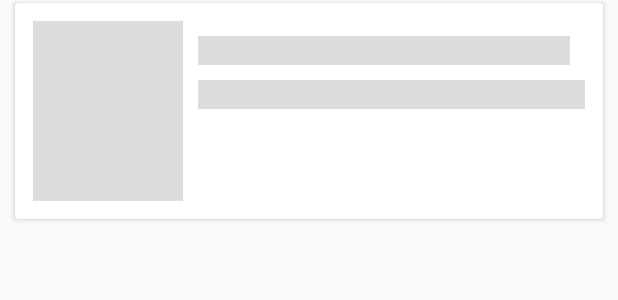
After one commit to ashok-b/OMDB-Android, an Android app: the layout shimmer_placeholder_layout.xml on its own in the app's theme, with its tools: preview values and no code run, on a phone screen of 412 x 824 dp. The commit adds this screen. Shown: the top 300 px of the screen. Run offline under Robolectric (Android 15) with nearby library versions, the phone set to English and light mode, and no system bars; network calls fail.

Commit message:
add shimmer loading animation

```diff
--- a/app/build.gradle
+++ b/app/build.gradle
@@ -84,6 +84,11 @@ dependencies {
     def interceptor = '4.3.1'
     implementation "com.squareup.okhttp3:logging-interceptor:$interceptor"
 
+    //shimmer
+    def shimmer = '0.5.0'
+    implementation "com.facebook.shimmer:shimmer:$shimmer"
+
+
     testImplementation 'junit:junit:4.13'
     androidTestImplementation 'androidx.test.ext:junit:1.1.1'
     androidTestImplementation 'androidx.test.espresso:espresso-core:3.2.0'
--- /dev/null
+++ b/app/src/main/res/layout/shimmer_placeholder_layout.xml
@@ -0,0 +1,52 @@
+<?xml version="1.0" encoding="utf-8"?>
+<androidx.cardview.widget.CardView xmlns:android="http://schemas.android.com/apk/res/android"
+    xmlns:app="http://schemas.android.com/apk/res-auto"
+    android:layout_width="match_parent"
+    android:background="@android:color/white"
+    android:layout_marginStart="@dimen/_10_dp"
+    android:layout_marginEnd="@dimen/_10_dp"
+    android:layout_marginTop="@dimen/_2_dp"
+    android:layout_marginBottom="@dimen/_2_dp"
+    android:layout_height="wrap_content">
+
+    <androidx.constraintlayout.widget.ConstraintLayout
+        android:layout_width="match_parent"
+        android:layout_height="wrap_content"
+        android:padding="@dimen/_6_dp"
+        android:layout_margin="@dimen/_6_dp">
+
+        <ImageView
+            android:id="@+id/itemIv"
+            android:layout_width="wrap_content"
+            android:layout_height="wrap_content"
+            android:minWidth="@dimen/_100_dp"
+            android:minHeight="@dimen/_120_dp"
+            android:background="@color/colorGrey"
+            android:scaleType="centerCrop"
+            app:layout_constraintStart_toStartOf="parent"
+            app:layout_constraintTop_toTopOf="parent" />
+
+        <TextView
+            android:id="@+id/itemName"
+            android:layout_width="0dp"
+            android:textColor="@android:color/black"
+            android:layout_height="wrap_content"
+            android:layout_margin="@dimen/_10_dp"
+            android:background="@color/colorGrey"
+            app:layout_constraintEnd_toEndOf="parent"
+            app:layout_constraintStart_toEndOf="@+id/itemIv"
+            app:layout_constraintTop_toTopOf="parent" />
+
+        <TextView
+            android:id="@+id/itemYear"
+            android:layout_width="0dp"
+            android:textColor="@android:color/black"
+            android:background="@color/colorGrey"
+            android:layout_height="wrap_content"
+            android:layout_marginTop="@dimen/_10_dp"
+            app:layout_constraintEnd_toEndOf="parent"
+            app:layout_constraintStart_toStartOf="@id/itemName"
+            app:layout_constraintTop_toBottomOf="@id/itemName" />
+    </androidx.constraintlayout.widget.ConstraintLayout>
+
+</androidx.cardview.widget.CardView>
--- a/app/src/main/res/values/colors.xml
+++ b/app/src/main/res/values/colors.xml
@@ -3,4 +3,5 @@
     <color name="colorPrimary">#6200EE</color>
     <color name="colorPrimaryDark">#3700B3</color>
     <color name="colorAccent">#03DAC5</color>
+    <color name="colorGrey">#dddddd</color>
 </resources>
--- a/app/src/main/res/values/dimen.xml
+++ b/app/src/main/res/values/dimens.xml
@@ -3,4 +3,7 @@
     <dimen name="_2_dp">2dp</dimen>
     <dimen name="_6_dp">6dp</dimen>
     <dimen name="_10_dp">10dp</dimen>
+    <dimen name="_100_dp">100dp</dimen>
+    <dimen name="_120_dp">120dp</dimen>
+    <dimen name="_48_dp">48dp</dimen>
 </resources>
```
Also changed, not shown: app/src/main/java/com/ashok/omdbsearch/ui/search/MainActivity.kt (+37 -14 lines), app/src/main/res/layout/activity_main.xml (+37 -22 lines), 1 other file.
